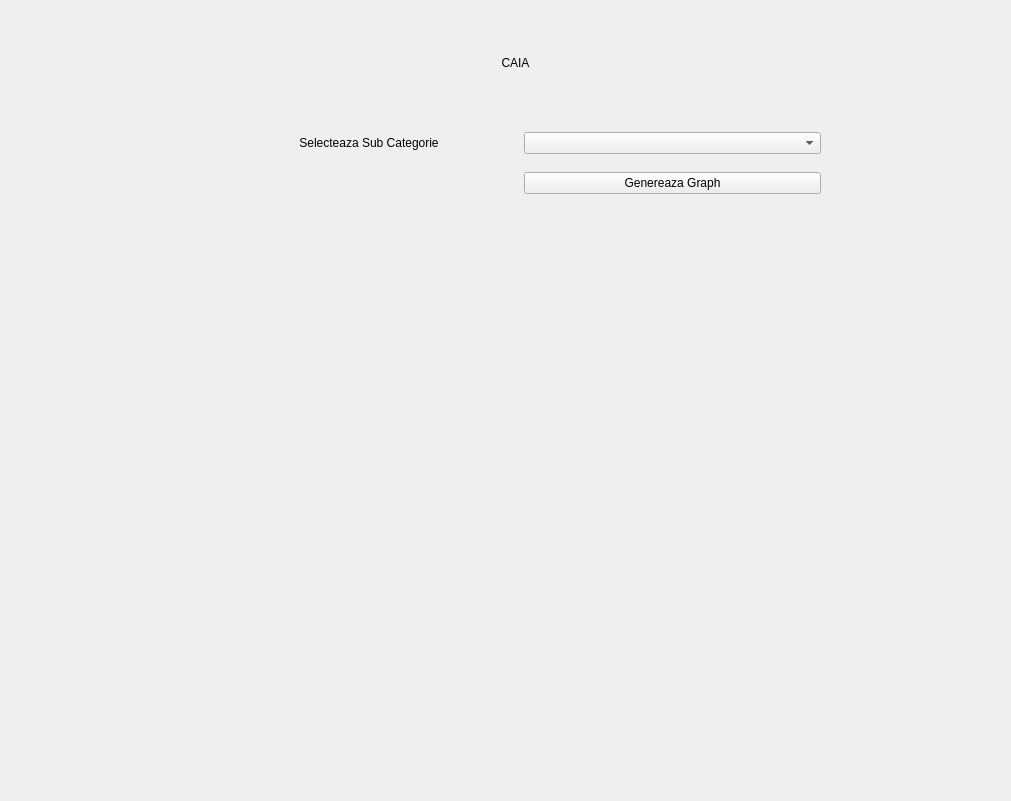
Before: the Qt Designer form views/form5.ui in cojocariudaniel1/StatisticProject, drawn with Qt 5.
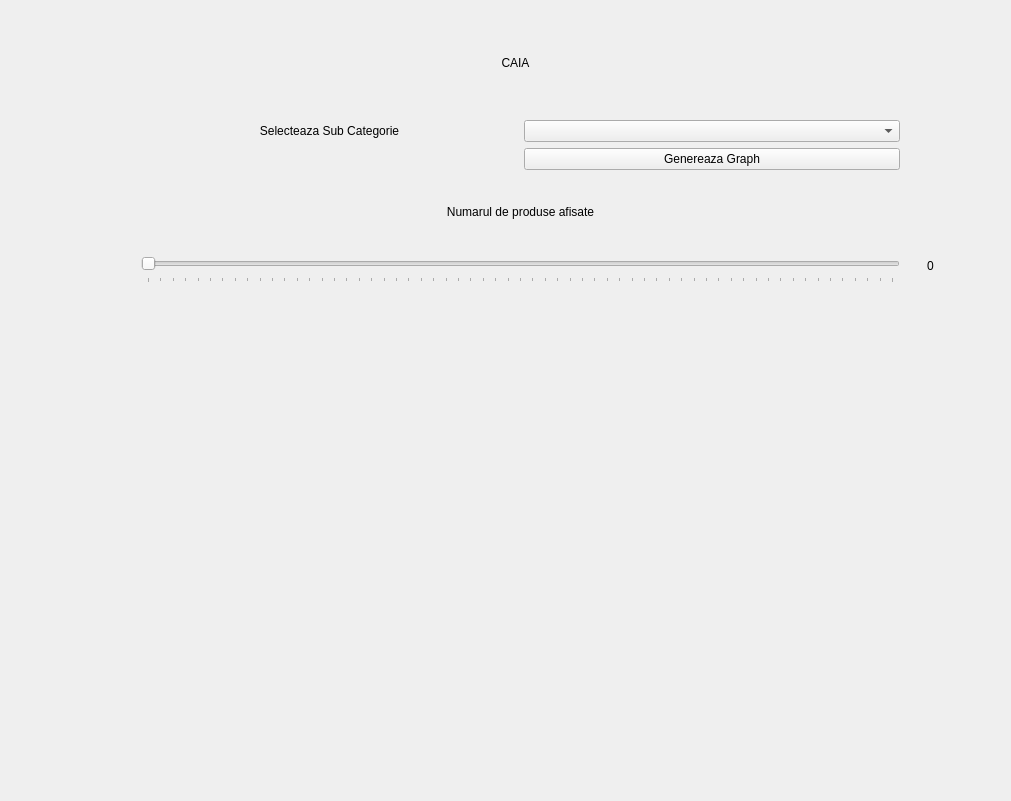
After: the same form once the commit is applied.

Patch:
```diff
--- a/views/form5.ui
+++ b/views/form5.ui
@@ -14,29 +14,70 @@
    <string>MainWindow</string>
   </property>
   <widget class="QWidget" name="centralwidget">
-   <widget class="QWidget" name="layoutWidget">
+   <widget class="QLabel" name="title">
     <property name="geometry">
      <rect>
-      <x>220</x>
+      <x>10</x>
+      <y>0</y>
+      <width>1011</width>
+      <height>125</height>
+     </rect>
+    </property>
+    <property name="styleSheet">
+     <string notr="true">font: 87 26pt &quot;Segoe UI Black&quot;;</string>
+    </property>
+    <property name="text">
+     <string>CAIA</string>
+    </property>
+    <property name="alignment">
+     <set>Qt::AlignCenter</set>
+    </property>
+    <property name="wordWrap">
+     <bool>true</bool>
+    </property>
+   </widget>
+   <widget class="QWidget" name="gridLayoutWidget">
+    <property name="geometry">
+     <rect>
+      <x>40</x>
+      <y>310</y>
+      <width>961</width>
+      <height>481</height>
+     </rect>
+    </property>
+    <layout class="QGridLayout" name="chart_layout"/>
+   </widget>
+   <widget class="QLabel" name="slider_value">
+    <property name="geometry">
+     <rect>
+      <x>910</x>
+      <y>250</y>
+      <width>41</width>
+      <height>31</height>
+     </rect>
+    </property>
+    <property name="styleSheet">
+     <string notr="true">font: 14pt &quot;Nirmala UI Semilight&quot;;</string>
+    </property>
+    <property name="text">
+     <string>0</string>
+    </property>
+    <property name="alignment">
+     <set>Qt::AlignCenter</set>
+    </property>
+   </widget>
+   <widget class="QWidget" name="">
+    <property name="geometry">
+     <rect>
+      <x>140</x>
       <y>120</y>
-      <width>601</width>
-      <height>86</height>
+      <width>761</width>
+      <height>163</height>
      </rect>
     </property>
+    <layout class="QGridLayout" name="gridLayout_2">
+     <item row="0" column="1">
     <layout class="QGridLayout" name="gridLayout">
-     <item row="0" column="0">
-      <widget class="QLabel" name="subcategory_label">
-       <property name="styleSheet">
-        <string notr="true">font: 14pt &quot;Nirmala UI Semilight&quot;;</string>
-       </property>
-       <property name="text">
-        <string>Selecteaza Sub Categorie</string>
-       </property>
-       <property name="alignment">
-        <set>Qt::AlignCenter</set>
-       </property>
-      </widget>
-     </item>
      <item row="0" column="1">
       <widget class="QComboBox" name="subCategory_CB">
        <property name="sizePolicy">
@@ -87,40 +128,69 @@
        </property>
       </widget>
      </item>
-    </layout>
-   </widget>
-   <widget class="QLabel" name="title">
-    <property name="geometry">
-     <rect>
-      <x>10</x>
-      <y>0</y>
-      <width>1011</width>
-      <height>125</height>
-     </rect>
-    </property>
+       <item row="0" column="0">
+        <widget class="QLabel" name="subcategory_label">
     <property name="styleSheet">
-     <string notr="true">font: 87 26pt &quot;Segoe UI Black&quot;;</string>
+          <string notr="true">font: 14pt &quot;Nirmala UI Semilight&quot;;</string>
     </property>
     <property name="text">
-     <string>CAIA</string>
+          <string>Selecteaza Sub Categorie</string>
     </property>
     <property name="alignment">
      <set>Qt::AlignCenter</set>
     </property>
-    <property name="wordWrap">
-     <bool>true</bool>
-    </property>
-   </widget>
-   <widget class="QWidget" name="gridLayoutWidget">
-    <property name="geometry">
-     <rect>
-      <x>40</x>
-      <y>230</y>
-      <width>961</width>
-      <height>561</height>
-     </rect>
-    </property>
-    <layout class="QGridLayout" name="chart_layout"/>
+        </widget>
+       </item>
+      </layout>
+     </item>
+     <item row="2" column="1">
+      <widget class="QSlider" name="horizontalSlider">
+       <property name="minimumSize">
+        <size>
+         <width>0</width>
+         <height>30</height>
+        </size>
+       </property>
+       <property name="maximumSize">
+        <size>
+         <width>759</width>
+         <height>30</height>
+        </size>
+       </property>
+       <property name="sizeIncrement">
+        <size>
+         <width>60</width>
+         <height>0</height>
+        </size>
+       </property>
+       <property name="maximum">
+        <number>60</number>
+       </property>
+       <property name="orientation">
+        <enum>Qt::Horizontal</enum>
+       </property>
+       <property name="tickPosition">
+        <enum>QSlider::TicksBelow</enum>
+       </property>
+       <property name="tickInterval">
+        <number>0</number>
+       </property>
+      </widget>
+     </item>
+     <item row="1" column="1">
+      <widget class="QLabel" name="label">
+       <property name="styleSheet">
+        <string notr="true">font: 14pt &quot;Nirmala UI Semilight&quot;;</string>
+       </property>
+       <property name="text">
+        <string>Numarul de produse afisate</string>
+       </property>
+       <property name="alignment">
+        <set>Qt::AlignCenter</set>
+       </property>
+      </widget>
+     </item>
+    </layout>
    </widget>
   </widget>
  </widget>
```
Lines whose indentation alone changed are shown as unchanged.
